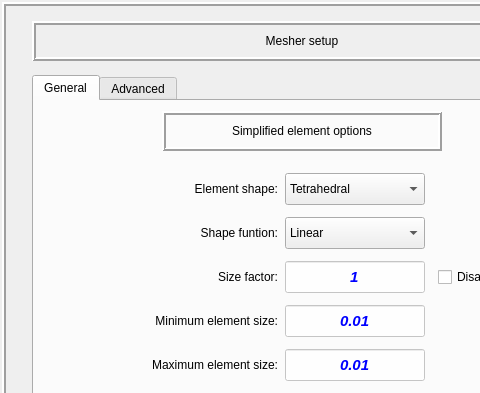
MOPT-UFSC/VIBRA, file data/ui_files/mesh/element_setup.ui: the form before one commit; both pictures show x 0 to 480 and y 0 to 393 of the 604 by 520 pixel window.
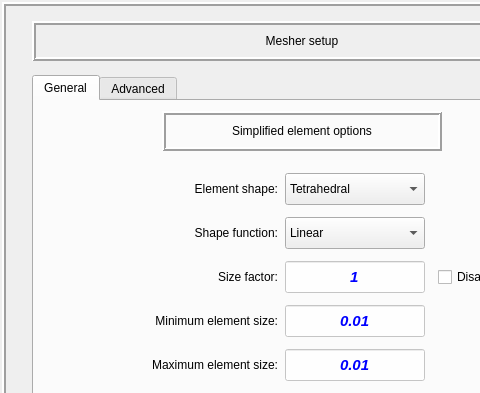
The form after the commit.

```diff
--- a/data/ui_files/mesh/element_setup.ui
+++ b/data/ui_files/mesh/element_setup.ui
@@ -410,7 +410,7 @@
                    <string notr="true">font: 75 bold 11pt &quot;Arial&quot;;</string>
                   </property>
                   <property name="text">
-                   <string>Shape funtion:</string>
+                   <string>Shape function:</string>
                   </property>
                   <property name="alignment">
                    <set>Qt::AlignRight|Qt::AlignTrailing|Qt::AlignVCenter</set>
```
Left out of the diff: 4 changed lines with no effect on the pictures.
